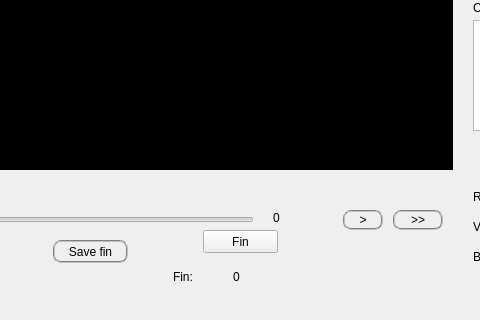
Before: the Qt Designer form decter/mainwindow.ui in bigflower123/PFE, drawn with Qt 5; both pictures show x 427 to 907 and y 386 to 706 of the 1204 by 706 pixel window.
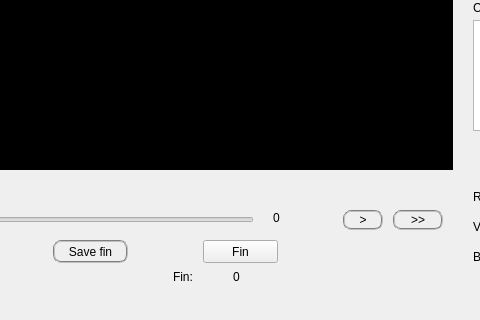
After: the same form once the commit is applied. Custom widgets are drawn as their Qt base class.

```diff
--- a/decter/mainwindow.ui
+++ b/decter/mainwindow.ui
@@ -146,7 +146,7 @@
     <property name="geometry">
      <rect>
       <x>630</x>
-      <y>580</y>
+      <y>590</y>
       <width>75</width>
       <height>23</height>
      </rect>
```
